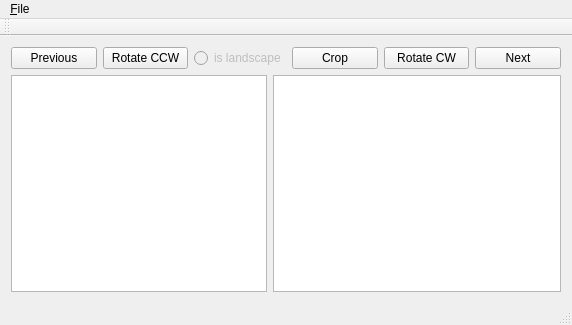
The window that SssSQtICmainWindow.ui (SwissalpS/QtSssSimageCutter) describes before a commit, drawn with Qt 5.
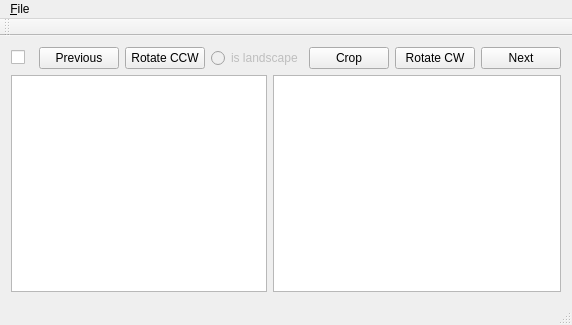
The same window after the commit.

Commit message:
no longer connected to onClick
we now use selectionModel's currentChanged()

previous and next buttons work well enough for now.

checkbox to expand/collapse all works.

Diff of the .ui file:
```diff
--- a/SssSQtICmainWindow.ui
+++ b/SssSQtICmainWindow.ui
@@ -28,6 +28,16 @@
       </property>
       <item>
        <layout class="QHBoxLayout" name="horizontalLayout_2">
+        <item>
+         <widget class="QCheckBox" name="checkBoxExpandAll">
+          <property name="toolTip">
+           <string>Epands/Collapses all directories.</string>
+          </property>
+          <property name="text">
+           <string/>
+          </property>
+         </widget>
+        </item>
         <item>
          <widget class="QPushButton" name="buttonPrevious">
           <property name="text">
```
Left out of the diff: 52 changed lines with no effect on the pictures. The commit also changes 2 other files.
